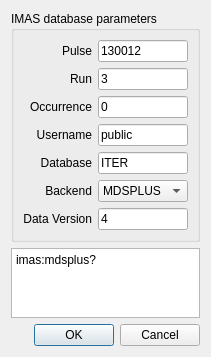
Before: the Qt Designer form src/plugins/pyside6-designer/imasdb-menu.ui in LeCAD-PEG/SOLPS-GUI, drawn with Qt 5.
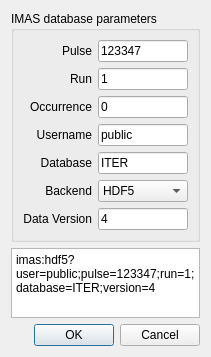
After: the same form once the commit is applied.

Commit message: Convert to IMAS-Python

The edit to the form file:
```diff
--- a/src/plugins/pyside6-designer/imasdb-menu.ui
+++ b/src/plugins/pyside6-designer/imasdb-menu.ui
@@ -68,7 +68,7 @@
       <item row="0" column="1">
        <widget class="QLineEdit" name="lineEdit_shot">
         <property name="text">
-         <string>130012</string>
+         <string>123347</string>
         </property>
        </widget>
       </item>
@@ -85,7 +85,7 @@
       <item row="1" column="1">
        <widget class="QLineEdit" name="lineEdit_run">
         <property name="text">
-         <string>3</string>
+         <string>1</string>
         </property>
        </widget>
       </item>
@@ -111,11 +111,6 @@
       </item>
       <item row="6" column="1">
        <widget class="QComboBox" name="comboBox_backend">
-        <item>
-         <property name="text">
-          <string>MDSPLUS</string>
-         </property>
-        </item>
         <item>
          <property name="text">
           <string>HDF5</string>
@@ -173,7 +168,7 @@
    <item row="1" column="0">
     <widget class="QPlainTextEdit" name="plainTextEdit_uri">
      <property name="plainText">
-      <string>imas:mdsplus?</string>
+      <string>imas:hdf5?user=public;pulse=123347;run=1;database=ITER;version=4</string>
      </property>
     </widget>
    </item>
```
Left out of the diff: 10 changed lines with no effect on the pictures. The commit also changes 2 other files.
